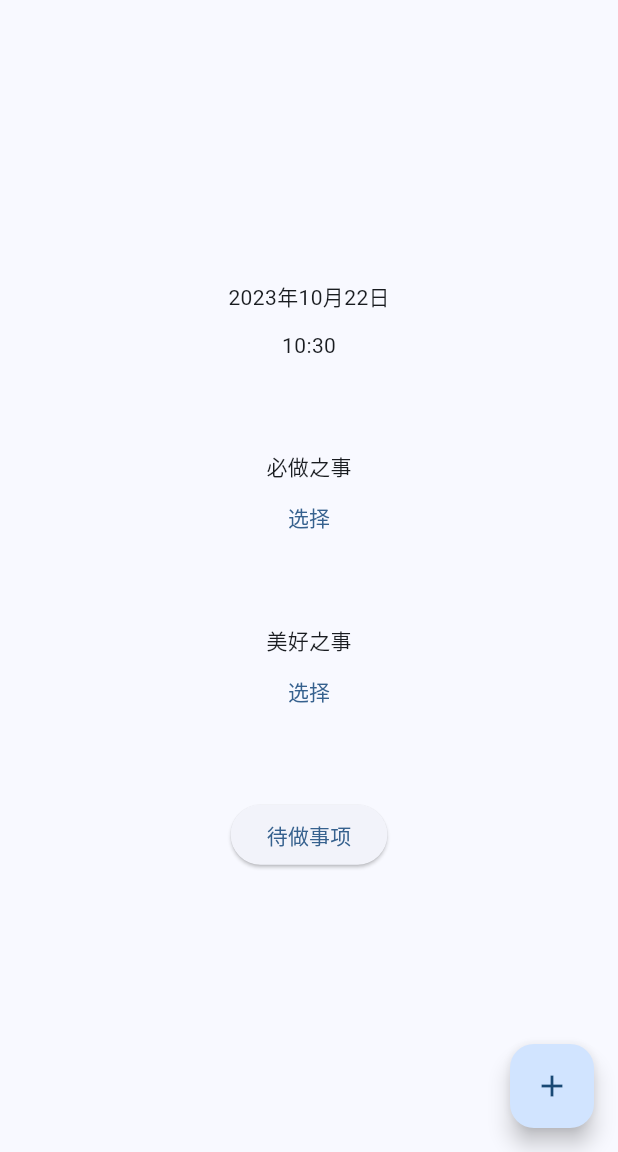
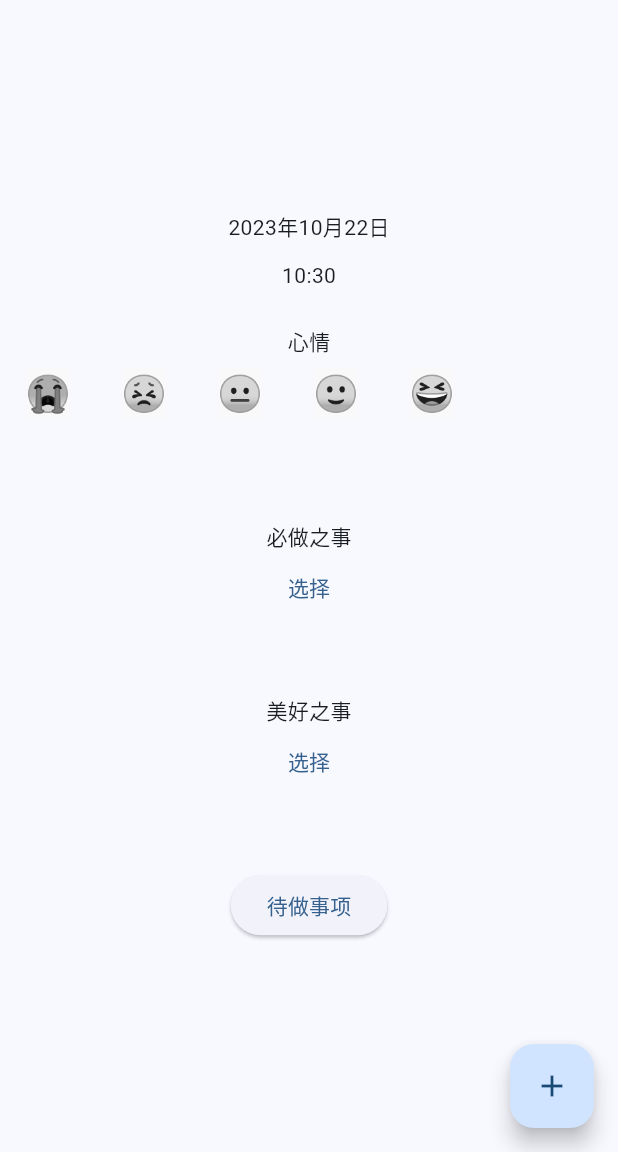
Before and after one commit to maxiee/emotrack, a Flutter app: the screen it shows after launch, on a phone screen of 412 x 824 dp, the part 84-1236 px from its top. Run offline on Flutter 3.47's test engine with Material 2 defaults, Android fonts, the phone set to English and light mode, and no system bars; our stand-ins replace drift, flutter_form_builder, get_it; accounts and stored records are empty; generated files the repository leaves out were written again.

Commit message:
EmoRating

```diff
--- /dev/null
+++ b/lib/emo/comp/emo_rating.dart
@@ -0,0 +1,44 @@
+import 'package:flutter/material.dart';
+
+class EmoRating extends StatefulWidget {
+  const EmoRating({super.key});
+
+  @override
+  State<EmoRating> createState() => _EmoRatingState();
+}
+
+class _EmoRatingState extends State<EmoRating> {
+  static const ratings = ['😭', '😣', '😐', '🙂', '😆'];
+
+  String? currentSelect;
+
+  onEmoClicked(String emo) {
+    setState(() {
+      currentSelect = emo;
+    });
+  }
+
+  @override
+  Widget build(BuildContext context) {
+    return Row(
+      children: ratings
+          .map((e) => TextButton(
+              onPressed: () => onEmoClicked(e),
+              child: currentSelect == e
+                  ? Text(
+                      e,
+                      style: const TextStyle(fontSize: 24),
+                    )
+                  : Container(
+                      foregroundDecoration: const BoxDecoration(
+                          color: Colors.grey,
+                          backgroundBlendMode: BlendMode.saturation),
+                      child: Text(
+                        e,
+                        style: const TextStyle(fontSize: 24),
+                      ),
+                    )))
+          .toList(),
+    );
+  }
+}
--- a/lib/main.dart
+++ b/lib/main.dart
@@ -2,6 +2,7 @@ import 'dart:async';
 
 import 'package:emotrack/constants.dart';
 import 'package:emotrack/db/db.dart';
+import 'package:emotrack/emo/comp/emo_rating.dart';
 import 'package:emotrack/todo/page/todo_add_edit_page.dart';
 import 'package:emotrack/todo/page/todo_select_page.dart';
 import 'package:emotrack/utils/date_utils.dart';
@@ -105,6 +106,9 @@ class _MyHomePageState extends State<MyHomePage> {
             Text(_strDate),
             const SizedBox(height: 12),
             Text(_strTime),
+            const SizedBox(height: 24),
+            const Text('心情'),
+            EmoRating(),
             const SizedBox(height: 60),
             const Text('必做之事'),
             mustDoTodo == null
```
